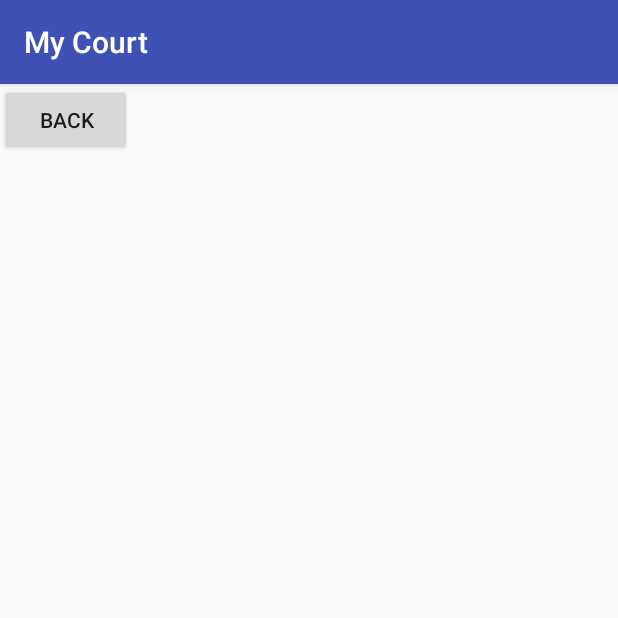
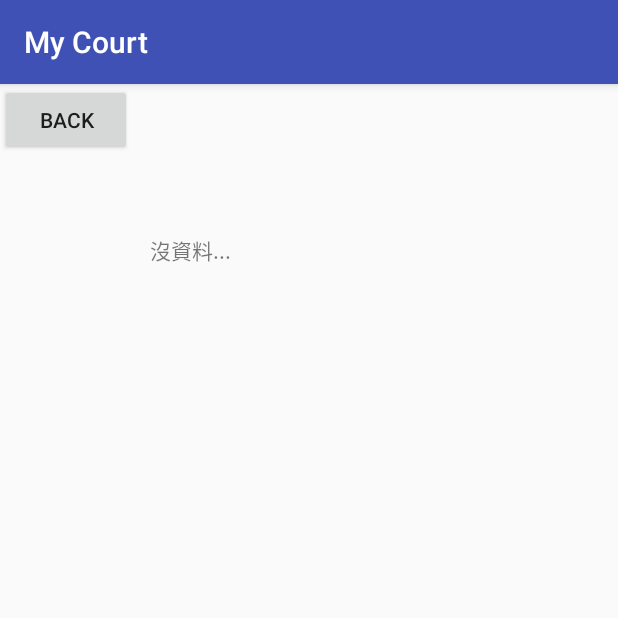
Before and after one commit to YiChenWuJane/MyCourt, an Android app: the CourtInfoa screen opened directly, with no data from a screen before it, on a phone screen of 412 x 824 dp, the top half of it. Run offline under Robolectric (Android 15) with nearby library versions, the phone set to English and light mode, and no system bars; libraries missing offline, so code that uses them is left out: org.eclipse.paho; 1 statement that could not run was skipped.

Commit message:
已經可以用MQTT把資料即時給APP了！

```diff
--- a/app/build.gradle
+++ b/app/build.gradle
@@ -37,4 +37,7 @@ dependencies {
     testImplementation 'junit:junit:4.12'
     androidTestImplementation 'com.android.support.test:runner:1.0.2'
     androidTestImplementation 'com.android.support.test.espresso:espresso-core:3.0.2'
+    implementation 'org.eclipse.paho:org.eclipse.paho.client.mqttv3:1.1.0'
+    implementation 'org.eclipse.paho:org.eclipse.paho.android.service:1.1.1'
+    implementation 'org.eclipse.paho:org.eclipse.paho.client.mqttv3'
 }
--- a/app/src/main/AndroidManifest.xml
+++ b/app/src/main/AndroidManifest.xml
@@ -8,6 +8,9 @@
          location permissions for the 'MyLocation' functionality.
     -->
     <uses-permission android:name="android.permission.ACCESS_FINE_LOCATION" />
+    <uses-permission android:name="android.permission.INTERNET" />
+    <uses-permission android:name="android.permission.ACCESS_NETWORK_STATE" />
+    <uses-permission android:name="android.permission.WAKE_LOCK" />
 
     <application
         android:allowBackup="true"
@@ -43,6 +46,7 @@
         -->
 
         <activity android:name=".CourtInfoa"></activity>
+        <service android:name="org.eclipse.paho.android.service.MqttService" />
     </application>
 
 </manifest>
--- a/app/src/main/java/com/my_court/afinal/mycourt/CourtInfoa.java
+++ b/app/src/main/java/com/my_court/afinal/mycourt/CourtInfoa.java
@@ -2,12 +2,25 @@ package com.my_court.afinal.mycourt;
 
 import android.support.v7.app.AppCompatActivity;
 import android.os.Bundle;
+import android.util.Log;
 import android.view.View;
 import android.widget.Button;
+import android.widget.TextView;
+
+import org.eclipse.paho.client.mqttv3.IMqttDeliveryToken;
+import org.eclipse.paho.client.mqttv3.MqttCallbackExtended;
+import org.eclipse.paho.client.mqttv3.MqttException;
+import org.eclipse.paho.client.mqttv3.MqttMessage;
+
+import helpers.MqttHelper;
 
 public class CourtInfoa extends AppCompatActivity {
 
     private Button btn_return;
+    private TextView tv_court_a_d1;
+    MqttHelper mqttHelper;
+
+
     @Override
     protected void onCreate(Bundle savedInstanceState) {
         super.onCreate(savedInstanceState);
@@ -20,5 +33,38 @@ public class CourtInfoa extends AppCompatActivity {
                 finish();
             }
         });
+        tv_court_a_d1 = findViewById(R.id.CourtAData1);
+        try {
+            startMqtt();
+        } catch (MqttException e) {
+            e.printStackTrace();
+        }
+    }
+
+    private void startMqtt() throws MqttException {
+        mqttHelper = new MqttHelper(getApplicationContext());
+        mqttHelper.setCallback(new MqttCallbackExtended() {
+            @Override
+            public void connectComplete(boolean b, String s) {
+
+            }
+
+            @Override
+            public void connectionLost(Throwable throwable) {
+
+            }
+
+            @Override
+            public void messageArrived(String topic, MqttMessage mqttMessage) throws Exception {
+                Log.w("Debug", mqttMessage.toString());
+                tv_court_a_d1.setText(mqttMessage.toString());
+            }
+
+            @Override
+            public void deliveryComplete(IMqttDeliveryToken iMqttDeliveryToken) {
+
+            }
+        });
+
     }
 }
--- a/app/src/main/res/layout/activity_court_infoa.xml
+++ b/app/src/main/res/layout/activity_court_infoa.xml
@@ -7,8 +7,16 @@
     tools:context=".CourtInfoa">
 
     <Button
+        android:id="@+id/btn_rtn_a"
         android:layout_width="wrap_content"
         android:layout_height="wrap_content"
-        android:text="@string/back_button" android:id="@+id/btn_rtn_a"/>
+        android:text="@string/back_button" />
+
+    <TextView
+        android:id="@+id/CourtAData1"
+        android:layout_width="wrap_content"
+        android:layout_height="wrap_content"
+        android:padding="100dp"
+        android:text="@string/no_data" />
 
 </android.support.constraint.ConstraintLayout>
--- a/app/src/main/res/values/strings.xml
+++ b/app/src/main/res/values/strings.xml
@@ -4,4 +4,5 @@
     <string name="title_activity_maps">Map</string>
     <string name="back_button">Back</string>
     <string name="recenter_button">Recenter</string>
+    <string name="no_data">沒資料... </string>
 </resources>
```
Also changed, not shown: app/src/main/java/helpers/MqttHelper.java (added, +111 -0 lines), build.gradle (+8 -2 lines).
